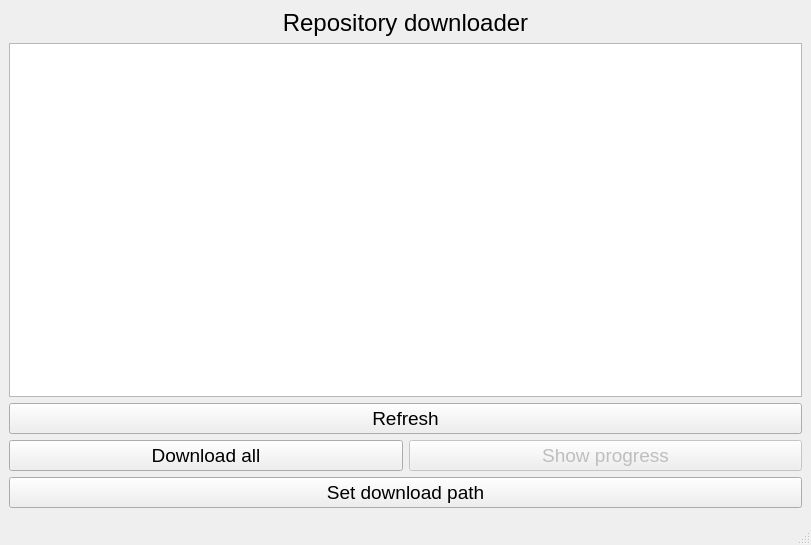
The window that mainwindow.ui (Sucharek233/LinuxRepoDownloader) describes before a commit, drawn with Qt 5.
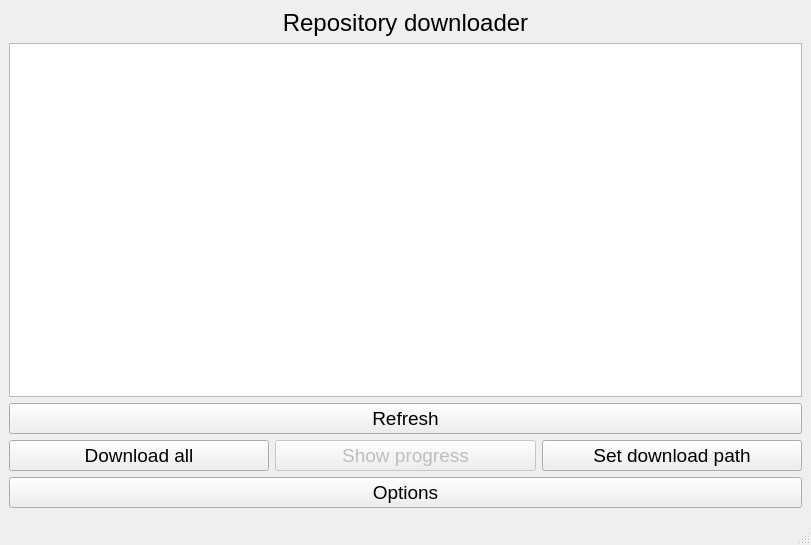
The same window after the commit.

Diff of the .ui file:
```diff
--- a/mainwindow.ui
+++ b/mainwindow.ui
@@ -86,7 +86,7 @@
         </property>
        </widget>
       </item>
-      <item row="1" column="0" colspan="2">
+      <item row="0" column="2">
        <widget class="QPushButton" name="pushButton_Path">
         <property name="font">
          <font>
@@ -100,6 +100,18 @@
       </item>
      </layout>
     </item>
+    <item row="4" column="0" colspan="2">
+     <widget class="QPushButton" name="pushButton_Options">
+      <property name="font">
+       <font>
+        <pointsize>14</pointsize>
+       </font>
+      </property>
+      <property name="text">
+       <string>Options</string>
+      </property>
+     </widget>
+    </item>
    </layout>
   </widget>
   <widget class="QStatusBar" name="statusbar">
```
Left out of the diff: 18 changed lines with no effect on the pictures.
